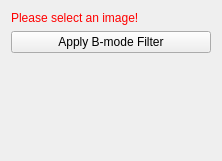
Above: Plugins/org.mitk.gui.qt.photoacoustics.imageprocessing/src/internal/PAImageProcessingControls.ui from MITK/MITK before the change. Below: the same form after it.
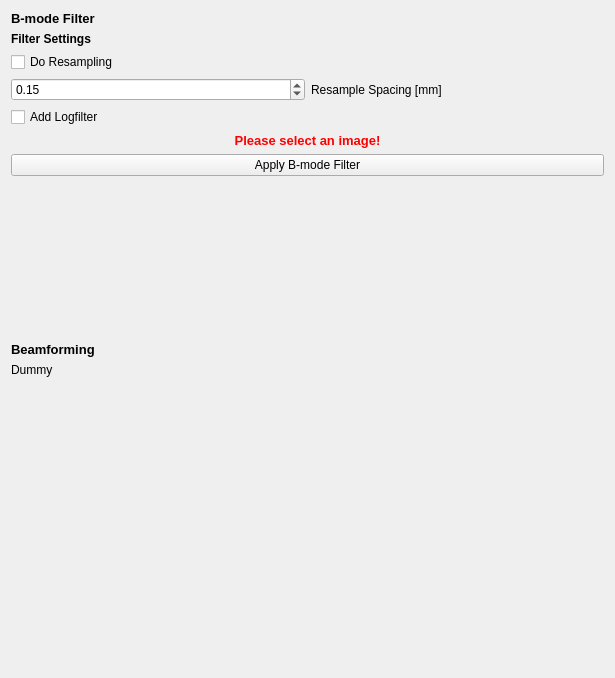
That is the form after the change.

Commit message: T22228 -Added some settings for filter

```diff
--- a/Plugins/org.mitk.gui.qt.photoacoustics.imageprocessing/src/internal/PAImageProcessingControls.ui
+++ b/Plugins/org.mitk.gui.qt.photoacoustics.imageprocessing/src/internal/PAImageProcessingControls.ui
@@ -6,8 +6,8 @@
    <rect>
     <x>0</x>
     <y>0</y>
-    <width>222</width>
-    <height>161</height>
+    <width>615</width>
+    <height>678</height>
    </rect>
   </property>
   <property name="minimumSize">
@@ -21,12 +21,75 @@
   </property>
   <layout class="QVBoxLayout" name="verticalLayout">
    <item>
+    <layout class="QVBoxLayout" name="verticalLayout_2">
+     <item>
+      <widget class="QLabel" name="BmodeFilter">
+       <property name="text">
+        <string>&lt;html&gt;&lt;head/&gt;&lt;body&gt;&lt;p&gt;&lt;span style=&quot; font-size:10pt; font-weight:600;&quot;&gt;B-mode Filter&lt;/span&gt;&lt;/p&gt;&lt;/body&gt;&lt;/html&gt;</string>
+       </property>
+      </widget>
+     </item>
+     <item>
+      <layout class="QVBoxLayout" name="verticalLayout_4">
+       <item>
+        <widget class="QLabel" name="FilterSettings">
+         <property name="text">
+          <string>&lt;html&gt;&lt;head/&gt;&lt;body&gt;&lt;p&gt;&lt;span style=&quot; font-weight:600;&quot;&gt;Filter Settings&lt;/span&gt;&lt;/p&gt;&lt;/body&gt;&lt;/html&gt;</string>
+         </property>
+        </widget>
+       </item>
+       <item>
+        <layout class="QVBoxLayout" name="verticalLayout_5">
+         <item>
+          <widget class="QCheckBox" name="DoResampling">
+           <property name="text">
+            <string>Do Resampling</string>
+           </property>
+          </widget>
+         </item>
+         <item>
+          <layout class="QHBoxLayout" name="horizontalLayout">
+           <item>
+            <widget class="QDoubleSpinBox" name="ResamplingValue">
+             <property name="minimum">
+              <double>0.010000000000000</double>
+             </property>
+             <property name="maximum">
+              <double>1.000000000000000</double>
+             </property>
+             <property name="singleStep">
+              <double>0.010000000000000</double>
+             </property>
+             <property name="value">
+              <double>0.150000000000000</double>
+             </property>
+            </widget>
+           </item>
+           <item>
+            <widget class="QLabel" name="ResamplingLabel">
+             <property name="text">
+              <string>Resample Spacing [mm]</string>
+             </property>
+            </widget>
+           </item>
+          </layout>
+         </item>
+         <item>
+          <widget class="QCheckBox" name="Logfilter">
+           <property name="text">
+            <string>Add Logfilter</string>
+           </property>
+          </widget>
+         </item>
+        </layout>
+       </item>
+       <item>
     <widget class="QLabel" name="labelWarning">
      <property name="styleSheet">
       <string notr="true">QLabel { color: rgb(255, 0, 0) }</string>
      </property>
      <property name="text">
-      <string>Please select an image!</string>
+          <string>&lt;html&gt;&lt;head/&gt;&lt;body&gt;&lt;p align=&quot;center&quot;&gt;&lt;span style=&quot; font-size:10pt; font-weight:600;&quot;&gt;Please select an image!&lt;/span&gt;&lt;/p&gt;&lt;/body&gt;&lt;/html&gt;</string>
      </property>
     </widget>
    </item>
@@ -41,20 +104,52 @@
     </widget>
    </item>
    <item>
-    <spacer name="spacer1">
+        <spacer name="verticalSpacer">
      <property name="orientation">
       <enum>Qt::Vertical</enum>
      </property>
-     <property name="sizeType">
-      <enum>QSizePolicy::Expanding</enum>
-     </property>
+         <property name="sizeHint" stdset="0">
+          <size>
+           <width>20</width>
+           <height>40</height>
+          </size>
+         </property>
+        </spacer>
+       </item>
+      </layout>
+     </item>
+     <item>
+      <widget class="QLabel" name="Beamforming">
+       <property name="text">
+        <string>&lt;html&gt;&lt;head/&gt;&lt;body&gt;&lt;p&gt;&lt;span style=&quot; font-size:10pt; font-weight:600;&quot;&gt;Beamforming&lt;/span&gt;&lt;/p&gt;&lt;/body&gt;&lt;/html&gt;</string>
+       </property>
+      </widget>
+     </item>
+     <item>
+      <layout class="QVBoxLayout" name="verticalLayout_3">
+       <item>
+        <widget class="QLabel" name="label">
+         <property name="text">
+          <string>Dummy</string>
+         </property>
+        </widget>
+       </item>
+       <item>
+        <spacer name="verticalSpacer_2">
+         <property name="orientation">
+          <enum>Qt::Vertical</enum>
+         </property>
      <property name="sizeHint" stdset="0">
       <size>
        <width>20</width>
-       <height>220</height>
+           <height>40</height>
       </size>
      </property>
     </spacer>
+       </item>
+      </layout>
+     </item>
+    </layout>
    </item>
   </layout>
  </widget>
```
Lines whose indentation alone changed are shown as unchanged. The commit also changes 6 other files.
